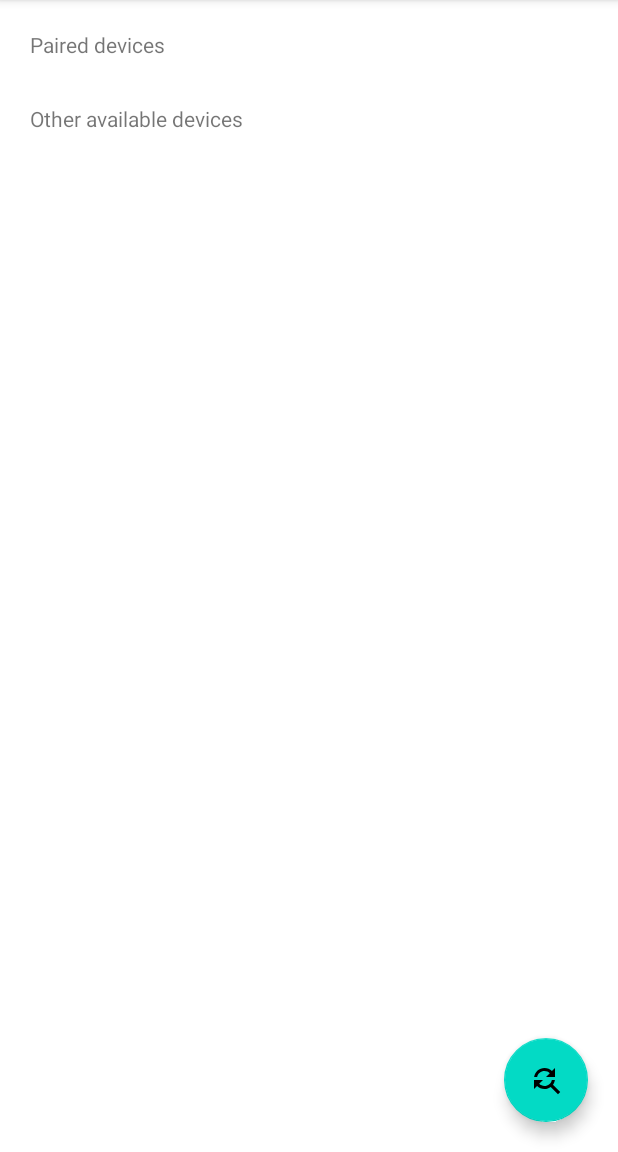
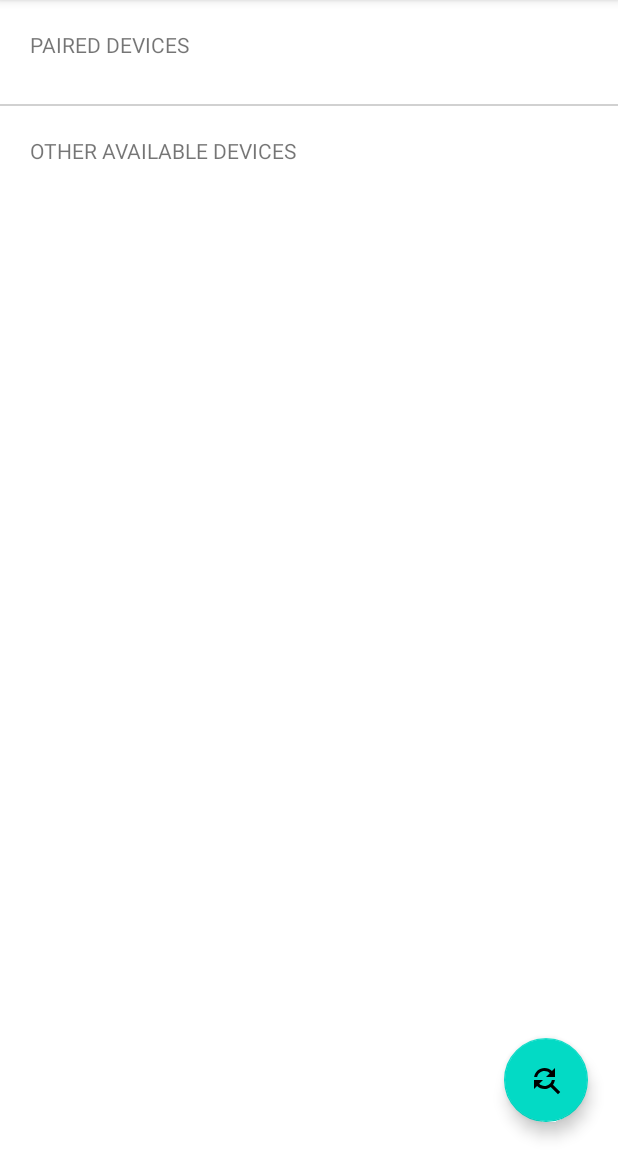
Before and after one commit to LenaTopoleva/BluetoothClient, an Android app: the fragment ConnectionFragment placed in its activity, on a phone screen of 412 x 824 dp, the part 84-1236 px from its top. Run offline under Robolectric (Android 15) with nearby library versions, the phone set to English and light mode, and no system bars; our stand-ins replace Dagger/Hilt's generated code; libraries missing offline, so code that uses them is left out: moxy.ktx.moxyPresenter, ru.terrakok.cicerone; 2 statements that could not run were skipped.

```diff
--- a/app/build.gradle
+++ b/app/build.gradle
@@ -2,6 +2,7 @@ plugins {
     id 'com.android.application'
     id 'kotlin-android'
     id  'kotlin-kapt'
+    id 'kotlin-android-extensions'
 }
 
 android {
--- a/app/src/main/java/com/lenatopoleva/bluetoothclient/di/modules/BluetoothModule.kt
+++ b/app/src/main/java/com/lenatopoleva/bluetoothclient/di/modules/BluetoothModule.kt
@@ -1,8 +1,11 @@
 package com.lenatopoleva.bluetoothclient.di.modules
 
 import android.bluetooth.BluetoothAdapter
+import com.lenatopoleva.bluetoothclient.mvp.model.IBluetoothService
+import com.lenatopoleva.bluetoothclient.ui.BluetoothServiceImpl
 import dagger.Module
 import dagger.Provides
+import javax.inject.Singleton
 
 
 @Module
@@ -11,4 +14,8 @@ class BluetoothModule {
     @Provides
     fun bluetoothAdapter(): BluetoothAdapter? = BluetoothAdapter.getDefaultAdapter()
 
+    @Singleton
+    @Provides
+    fun bluetoothService(): IBluetoothService = BluetoothServiceImpl()
+
 }
--- a/app/src/main/java/com/lenatopoleva/bluetoothclient/mvp/model/repository/IRepository.kt
+++ b/app/src/main/java/com/lenatopoleva/bluetoothclient/mvp/model/repository/IRepository.kt
@@ -1,6 +1,8 @@
 package com.lenatopoleva.bluetoothclient.mvp.model.repository
 
+import com.lenatopoleva.bluetoothclient.mvp.model.entity.Device
+
 interface IRepository {
-    fun saveDeviceAddress(address: String): Unit
-    fun getDeviceAddress(): String?
+    fun saveDevice(device: Device)
+    fun getDevice(): Device?
 }
--- a/app/src/main/java/com/lenatopoleva/bluetoothclient/mvp/view/ConnectionView.kt
+++ b/app/src/main/java/com/lenatopoleva/bluetoothclient/mvp/view/ConnectionView.kt
@@ -1,5 +1,6 @@
 package com.lenatopoleva.bluetoothclient.mvp.view
 
+import com.lenatopoleva.bluetoothclient.mvp.model.entity.Device
 import moxy.MvpView
 import moxy.viewstate.strategy.alias.AddToEndSingle
 
@@ -9,4 +10,6 @@ interface ConnectionView: MvpView {
     fun updatePairedDevicesList()
     fun updateNewDevicesList()
     fun saveDeviceAddress(address: String)
+    fun showMessage(s: String)
+    fun saveDeviceToSharedPreferences(device: Device)
 }
--- a/app/src/main/java/com/lenatopoleva/bluetoothclient/mvp/view/list/DeviceItemView.kt
+++ b/app/src/main/java/com/lenatopoleva/bluetoothclient/mvp/view/list/DeviceItemView.kt
@@ -3,4 +3,6 @@ package com.lenatopoleva.bluetoothclient.mvp.view.list
 interface DeviceItemView: IItemView {
     fun setDeviceName(name: String)
     fun setDeviceAddress(address: String)
+    fun showConnectingStatus(connection: String)
+    fun hideConnectionStatus()
 }
--- a/app/src/main/java/com/lenatopoleva/bluetoothclient/ui/BluetoothServiceImpl.kt
+++ b/app/src/main/java/com/lenatopoleva/bluetoothclient/ui/BluetoothServiceImpl.kt
@@ -64,8 +64,8 @@ class BluetoothServiceImpl(): IBluetoothService {
         val outputStream = socket?.outputStream
 
         return Observable.create<ByteArray> { emitter ->
+            val buffer = ByteArray(4000)
             while(true) {
-                val buffer = ByteArray(4000)
                 inputStream?.read(buffer)
                 emitter.onNext(buffer)
             }
--- a/app/src/main/java/com/lenatopoleva/bluetoothclient/ui/activity/MainActivity.kt
+++ b/app/src/main/java/com/lenatopoleva/bluetoothclient/ui/activity/MainActivity.kt
@@ -23,6 +23,9 @@ class MainActivity : MvpAppCompatActivity(), MainView {
 
     companion object {
         const val REQUEST_ENABLE_BLUETOOTH = 1
+        const val MY_PREFS_NAME = "mySharedPreferences"
+        const val DEVICE_ADDRESS = "deviceAddress"
+        const val DEVICE_NAME = "deviceName"
     }
 
     private lateinit var binding: ActivityMainBinding
@@ -33,7 +36,7 @@ class MainActivity : MvpAppCompatActivity(), MainView {
 
     @Inject
     lateinit var navigatorHolder: NavigatorHolder
-    val navigator = SupportAppNavigator(this, supportFragmentManager, R.id.container)
+    private val navigator = SupportAppNavigator(this, supportFragmentManager, R.id.container)
 
     @Inject
     @JvmField
--- a/app/src/main/res/layout/connection_fragment.xml
+++ b/app/src/main/res/layout/connection_fragment.xml
@@ -1,10 +1,19 @@
 <?xml version="1.0" encoding="utf-8"?>
+
 <androidx.constraintlayout.widget.ConstraintLayout
     xmlns:android="http://schemas.android.com/apk/res/android"
     xmlns:app="http://schemas.android.com/apk/res-auto"
-    xmlns:tools="http://schemas.android.com/tools"
+    android:layout_height="match_parent"
+    android:layout_width="match_parent">
+
+    <ScrollView
+        android:layout_height="match_parent"
         android:layout_width="match_parent"
-    android:layout_height="match_parent">
+        android:id="@+id/scrollView">
+
+        <androidx.constraintlayout.widget.ConstraintLayout
+            android:layout_width="match_parent"
+            android:layout_height="wrap_content">
 
             <TextView
                 android:id="@+id/tv_paired_devices"
@@ -20,12 +29,19 @@
                 android:id="@+id/rv_paired_devices"
                 android:layout_width="match_parent"
                 android:layout_height="wrap_content"
-        android:layout_marginStart="20dp"
                 android:layout_marginTop="10dp"
-        android:layout_marginEnd="20dp"
                 app:layout_constraintEnd_toEndOf="parent"
                 app:layout_constraintStart_toStartOf="parent"
                 app:layout_constraintTop_toBottomOf="@+id/tv_paired_devices" />
+
+            <View
+                android:id="@+id/divider"
+                android:layout_width="match_parent"
+                android:layout_height="1dp"
+                android:background="@color/grey"
+                app:layout_constraintTop_toBottomOf="@id/rv_paired_devices"
+                android:layout_marginTop="20dp" />
+
 
             <TextView
                 android:id="@+id/tv_new_devices"
@@ -35,18 +51,19 @@
                 android:layout_marginTop="20dp"
                 android:text="@string/other_available_devices"
                 app:layout_constraintStart_toStartOf="parent"
-        app:layout_constraintTop_toBottomOf="@+id/rv_paired_devices" />
+                app:layout_constraintTop_toBottomOf="@+id/divider" />
 
             <androidx.recyclerview.widget.RecyclerView
                 android:id="@+id/rv_new_devices"
                 android:layout_width="match_parent"
                 android:layout_height="wrap_content"
-        android:layout_marginStart="20dp"
                 android:layout_marginTop="10dp"
-        android:layout_marginEnd="20dp"
                 app:layout_constraintEnd_toEndOf="parent"
                 app:layout_constraintStart_toStartOf="parent"
                 app:layout_constraintTop_toBottomOf="@+id/tv_new_devices" />
+
+        </androidx.constraintlayout.widget.ConstraintLayout>
+    </ScrollView>
 
     <com.google.android.material.floatingactionbutton.FloatingActionButton
         android:id="@+id/fab_search_devices"
@@ -59,5 +76,4 @@
         app:layout_constraintEnd_toEndOf="parent"
         app:srcCompat="@drawable/baseline_find_replace_24" />
 
-
 </androidx.constraintlayout.widget.ConstraintLayout>
--- a/app/src/main/res/values/colors.xml
+++ b/app/src/main/res/values/colors.xml
@@ -7,4 +7,6 @@
     <color name="teal_700">#FF018786</color>
     <color name="black">#FF000000</color>
     <color name="white">#FFFFFFFF</color>
+
+    <color name="grey">#D1D1D1</color>
 </resources>
--- a/app/src/main/res/values/strings.xml
+++ b/app/src/main/res/values/strings.xml
@@ -2,8 +2,8 @@
     <string name="app_name">BluetoothClient</string>
     <string name="connect">Connect</string>
     <string name="device_is_not_connected">Device is not connected.</string>
-    <string name="paired_devices">Paired devices</string>
-    <string name="other_available_devices">Other available devices</string>
+    <string name="paired_devices">PAIRED DEVICES</string>
+    <string name="other_available_devices">OTHER AVAILABLE DEVICES</string>
     <string name="none_paired">No devices paired</string>
     <string name="bt_not_enabled_leaving">Bluetooth was not enabled. Leaving.</string>
 </resources>
```
Also changed, not shown: app/src/main/java/com/lenatopoleva/bluetoothclient/mvp/model/entity/Device.kt (+11 -1 lines), app/src/main/java/com/lenatopoleva/bluetoothclient/mvp/model/repository/Repository.kt (+7 -4 lines), app/src/main/java/com/lenatopoleva/bluetoothclient/mvp/presenter/ConnectionPresenter.kt (+33 -7 lines), app/src/main/java/com/lenatopoleva/bluetoothclient/mvp/presenter/ViewerPresenter.kt (+23 -11 lines), app/src/main/java/com/lenatopoleva/bluetoothclient/ui/adapter/DevicesListAdapter.kt (+11 -0 lines), app/src/main/java/com/lenatopoleva/bluetoothclient/ui/fragment/ConnectionFragment.kt (+20 -6 lines), app/src/main/java/com/lenatopoleva/bluetoothclient/ui/fragment/ViewerFragment.kt (+10 -3 lines), app/src/main/res/layout/item_device.xml (+18 -4 lines), app/src/main/res/layout/viewer_fragment.xml (+7 -3 lines). Lines whose indentation alone changed are shown as unchanged.
